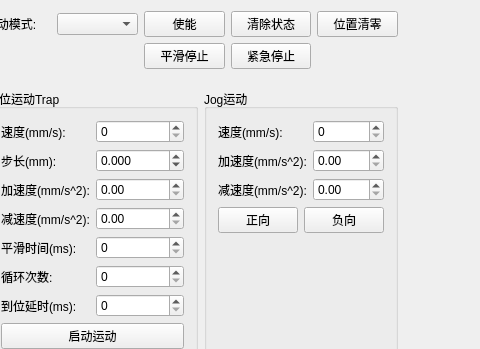
Qt form GTSSimpleController/Widget/AxisWidget.ui (whisper512/GTS) before a commit; both pictures show x 403 to 883 and y 0 to 349 of the 1000 by 500 pixel window.
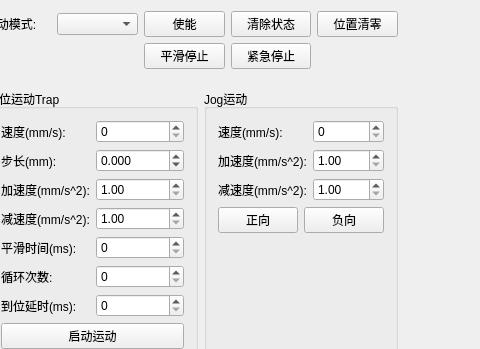
The same form after that commit.

Commit message: 修复单轴界面的jog

What changed in the file:
```diff
--- a/GTSSimpleController/Widget/AxisWidget.ui
+++ b/GTSSimpleController/Widget/AxisWidget.ui
@@ -205,6 +205,9 @@
             </item>
             <item row="2" column="1">
              <widget class="QDoubleSpinBox" name="doubleSpinBoxs_trapAcc">
+              <property name="minimum">
+               <double>1.000000000000000</double>
+              </property>
               <property name="maximum">
                <double>10000.000000000000000</double>
               </property>
@@ -219,6 +222,9 @@
             </item>
             <item row="3" column="1">
              <widget class="QDoubleSpinBox" name="doubleSpinBoxs_trapDec">
+              <property name="minimum">
+               <double>1.000000000000000</double>
+              </property>
               <property name="maximum">
                <double>10000.000000000000000</double>
               </property>
@@ -322,7 +328,14 @@
              </widget>
             </item>
             <item row="1" column="1">
-             <widget class="QDoubleSpinBox" name="doubleSpinBoxs_jogAcc"/>
+             <widget class="QDoubleSpinBox" name="doubleSpinBoxs_jogAcc">
+              <property name="minimum">
+               <double>1.000000000000000</double>
+              </property>
+              <property name="maximum">
+               <double>1000.000000000000000</double>
+              </property>
+             </widget>
             </item>
             <item row="2" column="0">
              <widget class="QLabel" name="label_jogDec">
@@ -332,7 +345,14 @@
              </widget>
             </item>
             <item row="2" column="1">
-             <widget class="QDoubleSpinBox" name="doubleSpinBoxs_jogDec"/>
+             <widget class="QDoubleSpinBox" name="doubleSpinBoxs_jogDec">
+              <property name="minimum">
+               <double>1.000000000000000</double>
+              </property>
+              <property name="maximum">
+               <double>1000.000000000000000</double>
+              </property>
+             </widget>
             </item>
            </layout>
           </item>
```
Left out of the diff: 6 changed lines with no effect on the pictures. The commit also changes 4 other files.
